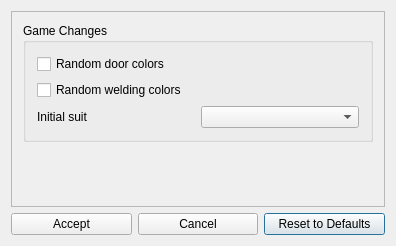
Before: the Qt Designer form randovania/games/prime3/gui/ui_files/corruption_cosmetic_patches_dialog.ui in randovania/randovania, drawn with Qt 5.
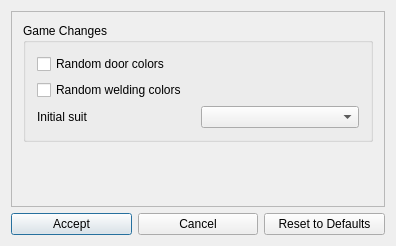
After: the same form once the commit is applied.

Commit message: GUI: change default button in cosmetic dialogs

What changed in the file:
```diff
--- a/randovania/games/prime3/gui/ui_files/corruption_cosmetic_patches_dialog.ui
+++ b/randovania/games/prime3/gui/ui_files/corruption_cosmetic_patches_dialog.ui
@@ -26,6 +26,9 @@
      <property name="text">
       <string>Accept</string>
      </property>
+     <property name="default">
+      <bool>true</bool>
+     </property>
     </widget>
    </item>
    <item row="2" column="1">
```
Left out of the diff: 4 changed lines with no effect on the pictures. The commit also changes 11 other files.
